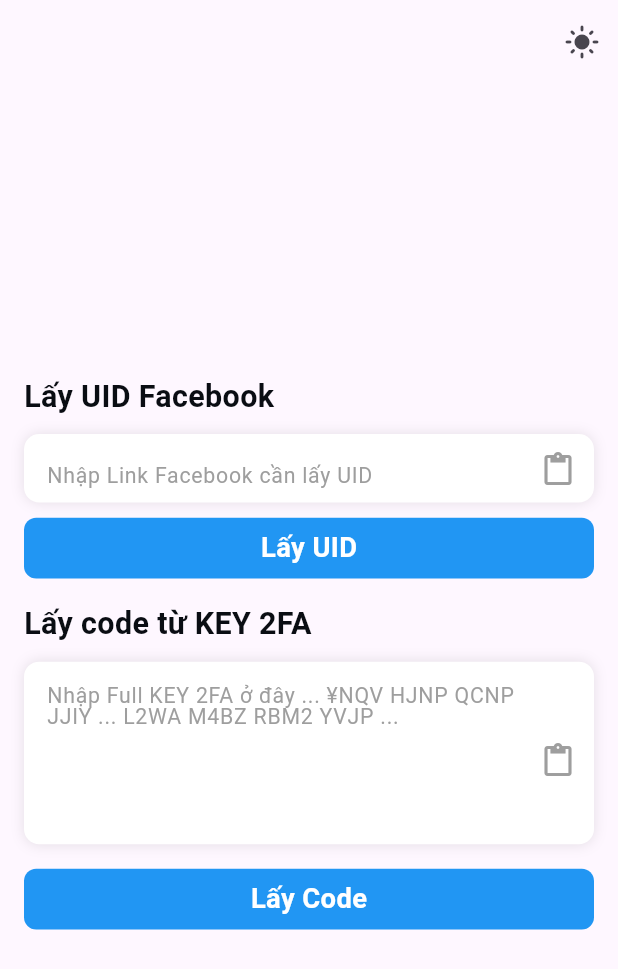
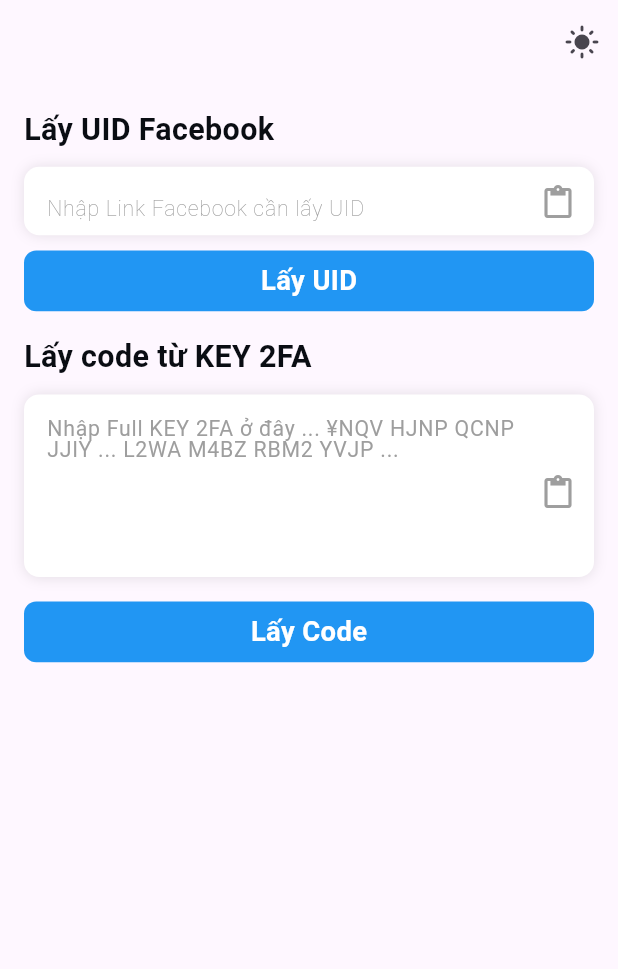
Before and after one commit to LHAnh2809/uid_f2a, a Flutter app: the screen it shows after launch, on a phone screen of 412 x 824 dp. Shown: the top 969 px of the screen. Run offline on Flutter 3.47's test engine with Material 3 defaults, Android fonts, the light colour scheme and no system bars; our stand-ins replace flutter_screenutil, flutter_svg, get, get_storage, loading_animation_widget, shimmer; missing offline and left inert: otp; Roboto replaces fonts that are missing (SFProText).

Commit message:
update ios

```diff
--- a/lib/app/modules/home/views/home_page.dart
+++ b/lib/app/modules/home/views/home_page.dart
@@ -26,11 +26,10 @@
               )),
         ],
       ),
-      body: Center(
-        child: Container(
+      body: Container(
         padding: const EdgeInsets.all(16),
         child: Column(
-            mainAxisAlignment: MainAxisAlignment.center,
+          mainAxisAlignment: MainAxisAlignment.start,
           crossAxisAlignment: CrossAxisAlignment.start,
           children: [
             Obx(
@@ -54,8 +53,7 @@
               },
               showButton: true,
               onChanged: (event) {
-                  controller.isUID.value =
-                      controller.uIDController.text.isEmpty;
+                controller.isUID.value = controller.uIDController.text.isEmpty;
                 if (controller.uIDController.text.isEmpty) {
                   controller.uidDataUID.value = "";
                 }
@@ -245,10 +243,9 @@
                                 children: [
                                   Text(
                                     controller.otpCode.value,
-                                      style:
-                                          AppTextStyle.textsmallStyle.copyWith(
+                                    style: AppTextStyle.textsmallStyle.copyWith(
                                       color: themeController.isDarkMode.value
-                                            ? AppColors.white
+                                          ? AppColors.kYellowColor
                                           : AppColors.kGreenChart,
                                     ),
                                   ),
@@ -257,7 +254,7 @@
                                     Icons.copy,
                                     size: 18.sp,
                                     color: themeController.isDarkMode.value
-                                          ? AppColors.white
+                                        ? AppColors.kYellowColor
                                         : AppColors.kGreenChart,
                                   ),
                                 ],
@@ -282,7 +279,7 @@
                                 Icons.timer_outlined,
                                 size: 18.sp,
                                 color: themeController.isDarkMode.value
-                                      ? AppColors.white
+                                    ? AppColors.kGreenText
                                     : AppColors.kRrror600Color,
                               ),
                               SizedBox(width: 5.w),
@@ -290,7 +287,7 @@
                                 controller.countdown.value.toString(),
                                 style: AppTextStyle.textsmallStyle.copyWith(
                                   color: themeController.isDarkMode.value
-                                        ? AppColors.white
+                                      ? AppColors.kGreenText
                                       : AppColors.kRrror600Color,
                                 ),
                               ),
@@ -303,7 +300,6 @@
           ],
         ),
       ),
-      ),
     );
   }
 }
--- a/lib/app/modules/widgets/text_form_widget.dart
+++ b/lib/app/modules/widgets/text_form_widget.dart
@@ -61,7 +61,7 @@
                     height: 1,
                     color: Colors.grey, // Thay đổi màu chữ hintText
                     fontSize: 14.sp, // Kích thước chữ
-                    fontWeight: FontWeight.w400, // Độ đậm của chữ
+                    fontWeight: FontWeight.w100, // Độ đậm của chữ
                   ),
                 ),
               ),
--- a/pubspec.yaml
+++ b/pubspec.yaml
@@ -44,7 +44,7 @@
   url_launcher: ^6.2.5
   path_provider: ^2.1.5
   loading_animation_widget: ^1.2.1
-  otp: 3.1.2
+  otp: 3.1.4
 dev_dependencies:
   flutter_test:
     sdk: flutter
@@ -54,7 +54,7 @@
   # activated in the `analysis_options.yaml` file located at the root of your
   # package. See that file for information about deactivating specific lint
   # rules and activating additional ones.
-  flutter_lints: ^4.0.0
+  flutter_lints: ^5.0.0
 
 # For information on the generic Dart part of this file, see the
 # following page: https://dart.dev/tools/pub/pubspec
```
Also changed, not shown: pubspec.lock, 10 other files. Lines whose indentation alone changed are shown as unchanged.
